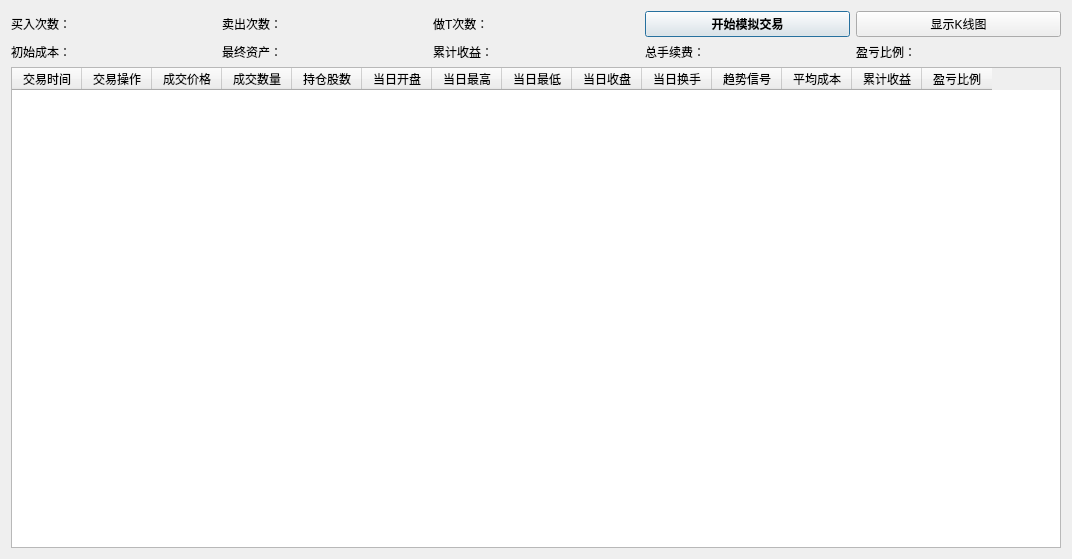
The window that QtDesign/TradeSimulator.ui (victor647/QuantumStockTrade) describes before a commit, drawn with Qt 5.
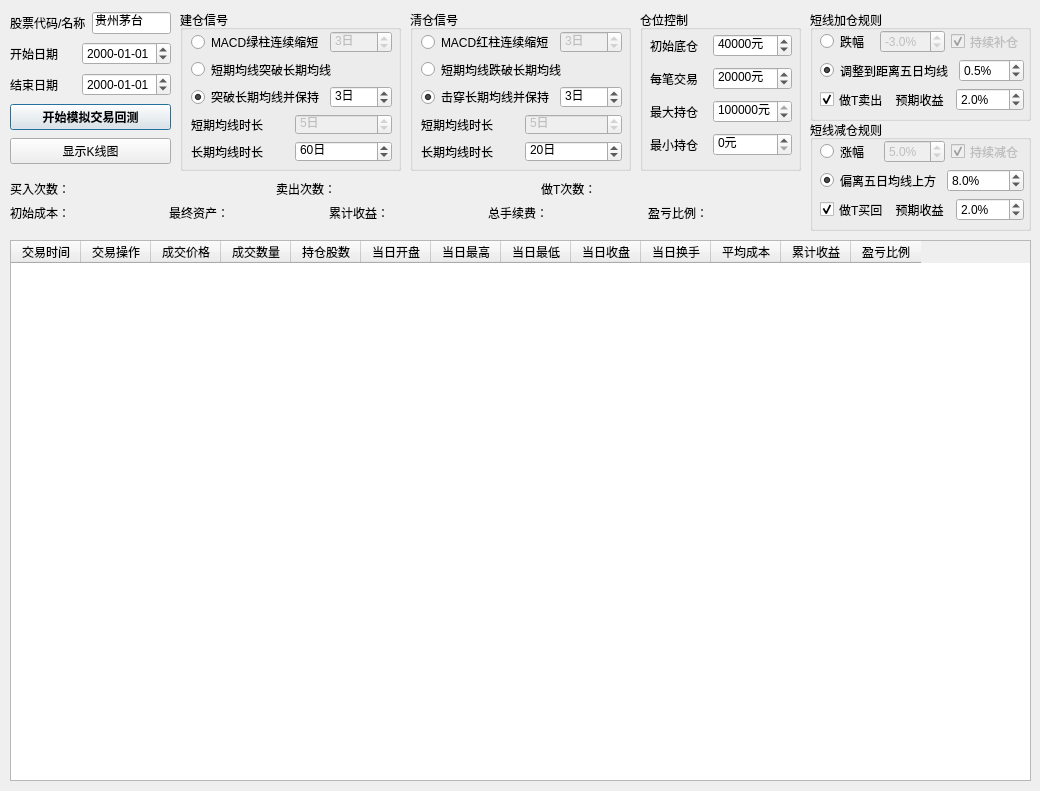
The same window after the commit.

Commit message: 修改模拟交易逻辑（未完成）

Diff of the .ui file:
```diff
--- a/QtDesign/TradeSimulator.ui
+++ b/QtDesign/TradeSimulator.ui
@@ -6,245 +6,1343 @@
    <rect>
     <x>0</x>
     <y>0</y>
-    <width>1072</width>
-    <height>559</height>
+    <width>1040</width>
+    <height>791</height>
    </rect>
   </property>
   <property name="windowTitle">
    <string>模拟交易</string>
   </property>
-  <layout class="QVBoxLayout" name="verticalLayout">
-   <item>
-    <layout class="QHBoxLayout" name="horizontalLayout">
-     <item>
-      <widget class="QLabel" name="lblBuyCount">
-       <property name="font">
-        <font>
-         <family>Helvetica</family>
-         <pointsize>9</pointsize>
-        </font>
-       </property>
-       <property name="text">
-        <string>买入次数：</string>
-       </property>
-      </widget>
-     </item>
-     <item>
-      <widget class="QLabel" name="lblSellCount">
-       <property name="font">
-        <font>
-         <family>Helvetica</family>
-         <pointsize>9</pointsize>
-        </font>
-       </property>
-       <property name="text">
-        <string>卖出次数：</string>
-       </property>
-      </widget>
-     </item>
-     <item>
-      <widget class="QLabel" name="lblSameDayPerformance">
-       <property name="font">
-        <font>
-         <family>Helvetica</family>
-         <pointsize>9</pointsize>
-        </font>
-       </property>
-       <property name="text">
-        <string>做T次数：</string>
-       </property>
-      </widget>
-     </item>
-     <item>
-      <widget class="QPushButton" name="btnStartTrading">
-       <property name="font">
-        <font>
-         <family>Helvetica</family>
-         <weight>75</weight>
-         <bold>true</bold>
-        </font>
-       </property>
-       <property name="text">
-        <string>开始模拟交易</string>
-       </property>
-      </widget>
-     </item>
-     <item>
-      <widget class="QPushButton" name="btnShowDiagram">
-       <property name="font">
-        <font>
-         <family>Helvetica</family>
-        </font>
-       </property>
-       <property name="text">
-        <string>显示K线图</string>
-       </property>
-      </widget>
-     </item>
-    </layout>
-   </item>
-   <item>
-    <layout class="QHBoxLayout" name="horizontalLayout_2">
-     <item>
-      <widget class="QLabel" name="lblOriginalInvestment">
-       <property name="font">
-        <font>
-         <family>Helvetica</family>
-         <pointsize>9</pointsize>
-        </font>
-       </property>
-       <property name="text">
-        <string>初始成本：</string>
-       </property>
-      </widget>
-     </item>
-     <item>
-      <widget class="QLabel" name="lblFinalAsset">
-       <property name="font">
-        <font>
-         <family>Helvetica</family>
-         <pointsize>9</pointsize>
-        </font>
-       </property>
-       <property name="text">
-        <string>最终资产：</string>
-       </property>
-      </widget>
-     </item>
-     <item>
-      <widget class="QLabel" name="lblTotalProfit">
-       <property name="font">
-        <font>
-         <family>Helvetica</family>
-         <pointsize>9</pointsize>
-        </font>
-       </property>
-       <property name="text">
-        <string>累计收益：</string>
-       </property>
-      </widget>
-     </item>
-     <item>
-      <widget class="QLabel" name="lblTotalFee">
-       <property name="font">
-        <font>
-         <family>Helvetica</family>
-         <pointsize>9</pointsize>
-        </font>
-       </property>
-       <property name="text">
-        <string>总手续费：</string>
-       </property>
-      </widget>
-     </item>
-     <item>
-      <widget class="QLabel" name="lblTotalReturn">
-       <property name="font">
-        <font>
-         <family>Helvetica</family>
-         <pointsize>9</pointsize>
-        </font>
-       </property>
-       <property name="text">
-        <string>盈亏比例：</string>
-       </property>
-      </widget>
-     </item>
-    </layout>
-   </item>
-   <item>
-    <widget class="QTableWidget" name="tblTradeHistory">
-     <property name="font">
-      <font>
-       <family>Helvetica</family>
-       <pointsize>9</pointsize>
-      </font>
-     </property>
-     <property name="rowCount">
-      <number>0</number>
-     </property>
-     <property name="columnCount">
-      <number>14</number>
-     </property>
-     <attribute name="horizontalHeaderDefaultSectionSize">
-      <number>70</number>
-     </attribute>
-     <attribute name="verticalHeaderDefaultSectionSize">
-      <number>25</number>
-     </attribute>
-     <column>
-      <property name="text">
-       <string>交易时间</string>
-      </property>
-     </column>
-     <column>
-      <property name="text">
-       <string>交易操作</string>
-      </property>
-     </column>
-     <column>
-      <property name="text">
-       <string>成交价格</string>
-      </property>
-     </column>
-     <column>
-      <property name="text">
-       <string>成交数量</string>
-      </property>
-     </column>
-     <column>
-      <property name="text">
-       <string>持仓股数</string>
-      </property>
-     </column>
-     <column>
-      <property name="text">
-       <string>当日开盘</string>
-      </property>
-     </column>
-     <column>
-      <property name="text">
-       <string>当日最高</string>
-      </property>
-     </column>
-     <column>
-      <property name="text">
-       <string>当日最低</string>
-      </property>
-     </column>
-     <column>
-      <property name="text">
-       <string>当日收盘</string>
-      </property>
-     </column>
-     <column>
-      <property name="text">
-       <string>当日换手</string>
-      </property>
-     </column>
-     <column>
-      <property name="text">
-       <string>趋势信号</string>
-      </property>
-     </column>
-     <column>
-      <property name="text">
-       <string>平均成本</string>
-      </property>
-     </column>
-     <column>
-      <property name="text">
-       <string>累计收益</string>
-      </property>
-     </column>
-     <column>
-      <property name="text">
-       <string>盈亏比例</string>
-      </property>
-     </column>
-    </widget>
-   </item>
-  </layout>
+  <widget class="QGroupBox" name="grpStartLogic">
+   <property name="geometry">
+    <rect>
+     <x>180</x>
+     <y>10</y>
+     <width>221</width>
+     <height>161</height>
+    </rect>
+   </property>
+   <property name="font">
+    <font>
+     <family>Helvetica</family>
+     <pointsize>9</pointsize>
+    </font>
+   </property>
+   <property name="title">
+    <string>建仓信号</string>
+   </property>
+   <widget class="QWidget" name="layoutWidget">
+    <property name="geometry">
+     <rect>
+      <x>11</x>
+      <y>21</y>
+      <width>201</width>
+      <height>131</height>
+     </rect>
+    </property>
+    <layout class="QVBoxLayout" name="verticalLayout_4">
+     <item>
+      <layout class="QHBoxLayout" name="horizontalLayout_10">
+       <item>
+        <widget class="QRadioButton" name="rbnStartByMacd">
+         <property name="text">
+          <string>MACD绿柱连续缩短</string>
+         </property>
+         <property name="checked">
+          <bool>false</bool>
+         </property>
+        </widget>
+       </item>
+       <item>
+        <widget class="QSpinBox" name="spbMacdStartDays">
+         <property name="enabled">
+          <bool>false</bool>
+         </property>
+         <property name="font">
+          <font>
+           <family>Helvetica</family>
+           <pointsize>9</pointsize>
+          </font>
+         </property>
+         <property name="suffix">
+          <string>日</string>
+         </property>
+         <property name="minimum">
+          <number>1</number>
+         </property>
+         <property name="maximum">
+          <number>10</number>
+         </property>
+         <property name="singleStep">
+          <number>1</number>
+         </property>
+         <property name="value">
+          <number>3</number>
+         </property>
+        </widget>
+       </item>
+      </layout>
+     </item>
+     <item>
+      <widget class="QRadioButton" name="rbnStartByMaCross">
+       <property name="text">
+        <string>短期均线突破长期均线</string>
+       </property>
+      </widget>
+     </item>
+     <item>
+      <layout class="QHBoxLayout" name="horizontalLayout_2">
+       <item>
+        <widget class="QRadioButton" name="rbnStartByMaBreak">
+         <property name="text">
+          <string>突破长期均线并保持</string>
+         </property>
+         <property name="checked">
+          <bool>true</bool>
+         </property>
+        </widget>
+       </item>
+       <item>
+        <widget class="QSpinBox" name="spbMaStartStayDays">
+         <property name="font">
+          <font>
+           <family>Helvetica</family>
+           <pointsize>9</pointsize>
+          </font>
+         </property>
+         <property name="suffix">
+          <string>日</string>
+         </property>
+         <property name="minimum">
+          <number>1</number>
+         </property>
+         <property name="maximum">
+          <number>10</number>
+         </property>
+         <property name="singleStep">
+          <number>1</number>
+         </property>
+         <property name="value">
+          <number>3</number>
+         </property>
+        </widget>
+       </item>
+      </layout>
+     </item>
+     <item>
+      <layout class="QHBoxLayout" name="horizontalLayout_11">
+       <item>
+        <widget class="QLabel" name="lblMaStartShort">
+         <property name="text">
+          <string>短期均线时长</string>
+         </property>
+        </widget>
+       </item>
+       <item>
+        <widget class="QSpinBox" name="spbMaBuyPeriodShort">
+         <property name="enabled">
+          <bool>false</bool>
+         </property>
+         <property name="font">
+          <font>
+           <family>Helvetica</family>
+           <pointsize>9</pointsize>
+          </font>
+         </property>
+         <property name="suffix">
+          <string>日</string>
+         </property>
+         <property name="minimum">
+          <number>3</number>
+         </property>
+         <property name="maximum">
+          <number>20</number>
+         </property>
+         <property name="singleStep">
+          <number>1</number>
+         </property>
+         <property name="value">
+          <number>5</number>
+         </property>
+        </widget>
+       </item>
+      </layout>
+     </item>
+     <item>
+      <layout class="QHBoxLayout" name="horizontalLayout_14">
+       <item>
+        <widget class="QLabel" name="lblMaStartLong">
+         <property name="text">
+          <string>长期均线时长</string>
+         </property>
+        </widget>
+       </item>
+       <item>
+        <widget class="QSpinBox" name="spbMaBuyPeriodLong">
+         <property name="font">
+          <font>
+           <family>Helvetica</family>
+           <pointsize>9</pointsize>
+          </font>
+         </property>
+         <property name="suffix">
+          <string>日</string>
+         </property>
+         <property name="minimum">
+          <number>10</number>
+         </property>
+         <property name="maximum">
+          <number>250</number>
+         </property>
+         <property name="singleStep">
+          <number>1</number>
+         </property>
+         <property name="value">
+          <number>60</number>
+         </property>
+        </widget>
+       </item>
+      </layout>
+     </item>
+    </layout>
+   </widget>
+  </widget>
+  <widget class="QGroupBox" name="grpShareAllowed">
+   <property name="geometry">
+    <rect>
+     <x>640</x>
+     <y>10</y>
+     <width>161</width>
+     <height>161</height>
+    </rect>
+   </property>
+   <property name="font">
+    <font>
+     <family>Helvetica</family>
+     <pointsize>9</pointsize>
+    </font>
+   </property>
+   <property name="title">
+    <string>仓位控制</string>
+   </property>
+   <widget class="QWidget" name="layoutWidget_2">
+    <property name="geometry">
+     <rect>
+      <x>10</x>
+      <y>20</y>
+      <width>142</width>
+      <height>131</height>
+     </rect>
+    </property>
+    <layout class="QVBoxLayout" name="verticalLayout_5">
+     <item>
+      <layout class="QHBoxLayout" name="horizontalLayout_5">
+       <item>
+        <widget class="QLabel" name="lblInitialShare">
+         <property name="font">
+          <font>
+           <family>Helvetica</family>
+           <pointsize>9</pointsize>
+          </font>
+         </property>
+         <property name="text">
+          <string>初始底仓</string>
+         </property>
+        </widget>
+       </item>
+       <item>
+        <widget class="QSpinBox" name="spbInitialInvestment">
+         <property name="font">
+          <font>
+           <family>Helvetica</family>
+           <pointsize>9</pointsize>
+          </font>
+         </property>
+         <property name="suffix">
+          <string>元</string>
+         </property>
+         <property name="minimum">
+          <number>1000</number>
+         </property>
+         <property name="maximum">
+          <number>1000000</number>
+         </property>
+         <property name="singleStep">
+          <number>1000</number>
+         </property>
+         <property name="value">
+          <number>40000</number>
+         </property>
+        </widget>
+       </item>
+      </layout>
+     </item>
+     <item>
+      <layout class="QHBoxLayout" name="horizontalLayout_6">
+       <item>
+        <widget class="QLabel" name="lblSharePerTrade">
+         <property name="font">
+          <font>
+           <family>Helvetica</family>
+           <pointsize>9</pointsize>
+          </font>
+         </property>
+         <property name="text">
+          <string>每笔交易</string>
+         </property>
+        </widget>
+       </item>
+       <item>
+        <widget class="QSpinBox" name="spbMoneyPerTrade">
+         <property name="font">
+          <font>
+           <family>Helvetica</family>
+           <pointsize>9</pointsize>
+          </font>
+         </property>
+         <property name="suffix">
+          <string>元</string>
+         </property>
+         <property name="minimum">
+          <number>1000</number>
+         </property>
+         <property name="maximum">
+          <number>1000000</number>
+         </property>
+         <property name="singleStep">
+          <number>1000</number>
+         </property>
+         <property name="value">
+          <number>20000</number>
+         </property>
+        </widget>
+       </item>
+      </layout>
+     </item>
+     <item>
+      <layout class="QHBoxLayout" name="horizontalLayout_7">
+       <item>
+        <widget class="QLabel" name="lblMaxShare">
+         <property name="font">
+          <font>
+           <family>Helvetica</family>
+           <pointsize>9</pointsize>
+          </font>
+         </property>
+         <property name="text">
+          <string>最大持仓</string>
+         </property>
+        </widget>
+       </item>
+       <item>
+        <widget class="QSpinBox" name="spbMaxHolding">
+         <property name="font">
+          <font>
+           <family>Helvetica</family>
+           <pointsize>9</pointsize>
+          </font>
+         </property>
+         <property name="suffix">
+          <string>元</string>
+         </property>
+         <property name="minimum">
+          <number>1000</number>
+         </property>
+         <property name="maximum">
+          <number>5000000</number>
+         </property>
+         <property name="singleStep">
+          <number>1000</number>
+         </property>
+         <property name="value">
+          <number>100000</number>
+         </property>
+        </widget>
+       </item>
+      </layout>
+     </item>
+     <item>
+      <layout class="QHBoxLayout" name="horizontalLayout_8">
+       <item>
+        <widget class="QLabel" name="lblMinShare">
+         <property name="font">
+          <font>
+           <family>Helvetica</family>
+           <pointsize>9</pointsize>
+          </font>
+         </property>
+         <property name="text">
+          <string>最小持仓</string>
+         </property>
+        </widget>
+       </item>
+       <item>
+        <widget class="QSpinBox" name="spbMinHolding">
+         <property name="font">
+          <font>
+           <family>Helvetica</family>
+           <pointsize>9</pointsize>
+          </font>
+         </property>
+         <property name="suffix">
+          <string>元</string>
+         </property>
+         <property name="minimum">
+          <number>0</number>
+         </property>
+         <property name="maximum">
+          <number>1000000</number>
+         </property>
+         <property name="singleStep">
+          <number>1000</number>
+         </property>
+         <property name="value">
+          <number>0</number>
+         </property>
+        </widget>
+       </item>
+      </layout>
+     </item>
+    </layout>
+   </widget>
+  </widget>
+  <widget class="QGroupBox" name="grpDailyBuyLogic">
+   <property name="geometry">
+    <rect>
+     <x>810</x>
+     <y>10</y>
+     <width>221</width>
+     <height>111</height>
+    </rect>
+   </property>
+   <property name="font">
+    <font>
+     <family>Helvetica</family>
+     <pointsize>9</pointsize>
+    </font>
+   </property>
+   <property name="title">
+    <string>短线加仓规则</string>
+   </property>
+   <widget class="QWidget" name="layoutWidget_3">
+    <property name="geometry">
+     <rect>
+      <x>10</x>
+      <y>20</y>
+      <width>204</width>
+      <height>81</height>
+     </rect>
+    </property>
+    <property name="font">
+     <font>
+      <family>Helvetica</family>
+      <pointsize>9</pointsize>
+     </font>
+    </property>
+    <layout class="QVBoxLayout" name="verticalLayout_3">
+     <item>
+      <layout class="QHBoxLayout" name="horizontalLayout_3">
+       <item>
+        <widget class="QRadioButton" name="rbnBuyByPercentChange">
+         <property name="text">
+          <string>跌幅</string>
+         </property>
+        </widget>
+       </item>
+       <item>
+        <widget class="QDoubleSpinBox" name="spbBuyPoint">
+         <property name="enabled">
+          <bool>false</bool>
+         </property>
+         <property name="font">
+          <font>
+           <family>Helvetica</family>
+           <pointsize>9</pointsize>
+          </font>
+         </property>
+         <property name="suffix">
+          <string>%</string>
+         </property>
+         <property name="decimals">
+          <number>1</number>
+         </property>
+         <property name="minimum">
+          <double>-10.000000000000000</double>
+         </property>
+         <property name="maximum">
+          <double>0.000000000000000</double>
+         </property>
+         <property name="singleStep">
+          <double>0.100000000000000</double>
+         </property>
+         <property name="value">
+          <double>-3.000000000000000</double>
+         </property>
+        </widget>
+       </item>
+       <item>
+        <widget class="QCheckBox" name="cbxSameDayBuyAgain">
+         <property name="enabled">
+          <bool>false</bool>
+         </property>
+         <property name="font">
+          <font>
+           <family>Helvetica</family>
+           <pointsize>9</pointsize>
+          </font>
+         </property>
+         <property name="text">
+          <string>持续补仓</string>
+         </property>
+         <property name="checked">
+          <bool>true</bool>
+         </property>
+        </widget>
+       </item>
+      </layout>
+     </item>
+     <item>
+      <layout class="QHBoxLayout" name="horizontalLayout_13">
+       <item>
+        <widget class="QRadioButton" name="rbnBuyByMa5">
+         <property name="text">
+          <string>调整到距离五日均线</string>
+         </property>
+         <property name="checked">
+          <bool>true</bool>
+         </property>
+        </widget>
+       </item>
+       <item>
+        <widget class="QDoubleSpinBox" name="spbMa5BuyThreshold">
+         <property name="font">
+          <font>
+           <family>Helvetica</family>
+           <pointsize>9</pointsize>
+          </font>
+         </property>
+         <property name="suffix">
+          <string>%</string>
+         </property>
+         <property name="decimals">
+          <number>1</number>
+         </property>
+         <property name="minimum">
+          <double>0.000000000000000</double>
+         </property>
+         <property name="maximum">
+          <double>5.000000000000000</double>
+         </property>
+         <property name="singleStep">
+          <double>0.100000000000000</double>
+         </property>
+         <property name="value">
+          <double>0.500000000000000</double>
+         </property>
+        </widget>
+       </item>
+      </layout>
+     </item>
+     <item>
+      <layout class="QHBoxLayout" name="horizontalLayout_9">
+       <item>
+        <widget class="QCheckBox" name="cbxAllowSameDayTradeBuy">
+         <property name="font">
+          <font>
+           <family>Helvetica</family>
+           <pointsize>9</pointsize>
+          </font>
+         </property>
+         <property name="text">
+          <string>做T卖出    预期收益</string>
+         </property>
+         <property name="checked">
+          <bool>true</bool>
+         </property>
+        </widget>
+       </item>
+       <item>
+        <widget class="QDoubleSpinBox" name="spbSameDayProfitBuy">
+         <property name="font">
+          <font>
+           <family>Helvetica</family>
+           <pointsize>9</pointsize>
+          </font>
+         </property>
+         <property name="suffix">
+          <string>%</string>
+         </property>
+         <property name="decimals">
+          <number>1</number>
+         </property>
+         <property name="minimum">
+          <double>-10.000000000000000</double>
+         </property>
+         <property name="maximum">
+          <double>10.000000000000000</double>
+         </property>
+         <property name="singleStep">
+          <double>0.100000000000000</double>
+         </property>
+         <property name="value">
+          <double>2.000000000000000</double>
+         </property>
+        </widget>
+       </item>
+      </layout>
+     </item>
+    </layout>
+   </widget>
+  </widget>
+  <widget class="QGroupBox" name="grpEndLogic">
+   <property name="geometry">
+    <rect>
+     <x>410</x>
+     <y>10</y>
+     <width>221</width>
+     <height>161</height>
+    </rect>
+   </property>
+   <property name="font">
+    <font>
+     <family>Helvetica</family>
+     <pointsize>9</pointsize>
+    </font>
+   </property>
+   <property name="title">
+    <string>清仓信号</string>
+   </property>
+   <widget class="QWidget" name="layoutWidget_5">
+    <property name="geometry">
+     <rect>
+      <x>11</x>
+      <y>21</y>
+      <width>201</width>
+      <height>131</height>
+     </rect>
+    </property>
+    <layout class="QVBoxLayout" name="verticalLayout_7">
+     <item>
+      <layout class="QHBoxLayout" name="horizontalLayout_18">
+       <item>
+        <widget class="QRadioButton" name="rbnEndByMacd">
+         <property name="text">
+          <string>MACD红柱连续缩短</string>
+         </property>
+         <property name="checked">
+          <bool>false</bool>
+         </property>
+        </widget>
+       </item>
+       <item>
+        <widget class="QSpinBox" name="spbMacdEndDays">
+         <property name="enabled">
+          <bool>false</bool>
+         </property>
+         <property name="font">
+          <font>
+           <family>Helvetica</family>
+           <pointsize>9</pointsize>
+          </font>
+         </property>
+         <property name="suffix">
+          <string>日</string>
+         </property>
+         <property name="minimum">
+          <number>1</number>
+         </property>
+         <property name="maximum">
+          <number>10</number>
+         </property>
+         <property name="singleStep">
+          <number>1</number>
+         </property>
+         <property name="value">
+          <number>3</number>
+         </property>
+        </widget>
+       </item>
+      </layout>
+     </item>
+     <item>
+      <widget class="QRadioButton" name="rbnEndByMaCross">
+       <property name="text">
+        <string>短期均线跌破长期均线</string>
+       </property>
+      </widget>
+     </item>
+     <item>
+      <layout class="QHBoxLayout" name="horizontalLayout_19">
+       <item>
+        <widget class="QRadioButton" name="rbnEndByMaBreak">
+         <property name="text">
+          <string>击穿长期均线并保持</string>
+         </property>
+         <property name="checked">
+          <bool>true</bool>
+         </property>
+        </widget>
+       </item>
+       <item>
+        <widget class="QSpinBox" name="spbMaEndStayDays">
+         <property name="font">
+          <font>
+           <family>Helvetica</family>
+           <pointsize>9</pointsize>
+          </font>
+         </property>
+         <property name="suffix">
+          <string>日</string>
+         </property>
+         <property name="minimum">
+          <number>1</number>
+         </property>
+         <property name="maximum">
+          <number>10</number>
+         </property>
+         <property name="singleStep">
+          <number>1</number>
+         </property>
+         <property name="value">
+          <number>3</number>
+         </property>
+        </widget>
+       </item>
+      </layout>
+     </item>
+     <item>
+      <layout class="QHBoxLayout" name="horizontalLayout_20">
+       <item>
+        <widget class="QLabel" name="lblMaEndShort">
+         <property name="text">
+          <string>短期均线时长</string>
+         </property>
+        </widget>
+       </item>
+       <item>
+        <widget class="QSpinBox" name="spbMaSellPeriodShort">
+         <property name="enabled">
+          <bool>false</bool>
+         </property>
+         <property name="font">
+          <font>
+           <family>Helvetica</family>
+           <pointsize>9</pointsize>
+          </font>
+         </property>
+         <property name="suffix">
+          <string>日</string>
+         </property>
+         <property name="minimum">
+          <number>3</number>
+         </property>
+         <property name="maximum">
+          <number>20</number>
+         </property>
+         <property name="singleStep">
+          <number>1</number>
+         </property>
+         <property name="value">
+          <number>5</number>
+         </property>
+        </widget>
+       </item>
+      </layout>
+     </item>
+     <item>
+      <layout class="QHBoxLayout" name="horizontalLayout_21">
+       <item>
+        <widget class="QLabel" name="lblMaEndLong">
+         <property name="text">
+          <string>长期均线时长</string>
+         </property>
+        </widget>
+       </item>
+       <item>
+        <widget class="QSpinBox" name="spbMaSellPeriodLong">
+         <property name="font">
+          <font>
+           <family>Helvetica</family>
+           <pointsize>9</pointsize>
+          </font>
+         </property>
+         <property name="suffix">
+          <string>日</string>
+         </property>
+         <property name="minimum">
+          <number>10</number>
+         </property>
+         <property name="maximum">
+          <number>250</number>
+         </property>
+         <property name="singleStep">
+          <number>1</number>
+         </property>
+         <property name="value">
+          <number>20</number>
+         </property>
+        </widget>
+       </item>
+      </layout>
+     </item>
+    </layout>
+   </widget>
+  </widget>
+  <widget class="QGroupBox" name="grpDailySellLogic">
+   <property name="geometry">
+    <rect>
+     <x>810</x>
+     <y>120</y>
+     <width>221</width>
+     <height>111</height>
+    </rect>
+   </property>
+   <property name="font">
+    <font>
+     <family>Helvetica</family>
+     <pointsize>9</pointsize>
+    </font>
+   </property>
+   <property name="title">
+    <string>短线减仓规则</string>
+   </property>
+   <widget class="QWidget" name="layoutWidget_6">
+    <property name="geometry">
+     <rect>
+      <x>10</x>
+      <y>20</y>
+      <width>204</width>
+      <height>81</height>
+     </rect>
+    </property>
+    <property name="font">
+     <font>
+      <family>Helvetica</family>
+      <pointsize>9</pointsize>
+     </font>
+    </property>
+    <layout class="QVBoxLayout" name="verticalLayout_8">
+     <item>
+      <layout class="QHBoxLayout" name="horizontalLayout_4">
+       <item>
+        <widget class="QRadioButton" name="rbnSellByPercentChange">
+         <property name="text">
+          <string>涨幅</string>
+         </property>
+        </widget>
+       </item>
+       <item>
+        <widget class="QDoubleSpinBox" name="spbSellPoint">
+         <property name="enabled">
+          <bool>false</bool>
+         </property>
+         <property name="font">
+          <font>
+           <family>Helvetica</family>
+           <pointsize>9</pointsize>
+          </font>
+         </property>
+         <property name="suffix">
+          <string>%</string>
+         </property>
+         <property name="decimals">
+          <number>1</number>
+         </property>
+         <property name="minimum">
+          <double>0.000000000000000</double>
+         </property>
+         <property name="maximum">
+          <double>10.000000000000000</double>
+         </property>
+         <property name="singleStep">
+          <double>0.100000000000000</double>
+         </property>
+         <property name="value">
+          <double>5.000000000000000</double>
+         </property>
+        </widget>
+       </item>
+       <item>
+        <widget class="QCheckBox" name="cbxSameDaySellAgain">
+         <property name="enabled">
+          <bool>false</bool>
+         </property>
+         <property name="font">
+          <font>
+           <family>Helvetica</family>
+           <pointsize>9</pointsize>
+          </font>
+         </property>
+         <property name="text">
+          <string>持续减仓</string>
+         </property>
+         <property name="checked">
+          <bool>true</bool>
+         </property>
+        </widget>
+       </item>
+      </layout>
+     </item>
+     <item>
+      <layout class="QHBoxLayout" name="horizontalLayout_22">
+       <item>
+        <widget class="QRadioButton" name="rbnSellByMa5">
+         <property name="text">
+          <string>偏离五日均线上方</string>
+         </property>
+         <property name="checked">
+          <bool>true</bool>
+         </property>
+        </widget>
+       </item>
+       <item>
+        <widget class="QDoubleSpinBox" name="spbMa5SellThreshold">
+         <property name="font">
+          <font>
+           <family>Helvetica</family>
+           <pointsize>9</pointsize>
+          </font>
+         </property>
+         <property name="suffix">
+          <string>%</string>
+         </property>
+         <property name="decimals">
+          <number>1</number>
+         </property>
+         <property name="minimum">
+          <double>5.000000000000000</double>
+         </property>
+         <property name="maximum">
+          <double>20.000000000000000</double>
+         </property>
+         <property name="singleStep">
+          <double>0.100000000000000</double>
+         </property>
+         <property name="value">
+          <double>8.000000000000000</double>
+         </property>
+        </widget>
+       </item>
+      </layout>
+     </item>
+     <item>
+      <layout class="QHBoxLayout" name="horizontalLayout_23">
+       <item>
+        <widget class="QCheckBox" name="cbxAllowSameDayTradeSell">
+         <property name="font">
+          <font>
+           <family>Helvetica</family>
+           <pointsize>9</pointsize>
+          </font>
+         </property>
+         <property name="text">
+          <string>做T买回    预期收益</string>
+         </property>
+         <property name="checked">
+          <bool>true</bool>
+         </property>
+        </widget>
+       </item>
+       <item>
+        <widget class="QDoubleSpinBox" name="spbSameDayProfitSell">
+         <property name="font">
+          <font>
+           <family>Helvetica</family>
+           <pointsize>9</pointsize>
+          </font>
+         </property>
+         <property name="suffix">
+          <string>%</string>
+         </property>
+         <property name="decimals">
+          <number>1</number>
+         </property>
+         <property name="minimum">
+          <double>-10.000000000000000</double>
+         </property>
+         <property name="maximum">
+          <double>10.000000000000000</double>
+         </property>
+         <property name="singleStep">
+          <double>0.100000000000000</double>
+         </property>
+         <property name="value">
+          <double>2.000000000000000</double>
+         </property>
+        </widget>
+       </item>
+      </layout>
+     </item>
+    </layout>
+   </widget>
+  </widget>
+  <widget class="QWidget" name="layoutWidget">
+   <property name="geometry">
+    <rect>
+     <x>10</x>
+     <y>10</y>
+     <width>161</width>
+     <height>161</height>
+    </rect>
+   </property>
+   <layout class="QVBoxLayout" name="verticalLayout">
+    <item>
+     <layout class="QHBoxLayout" name="horizontalLayout">
+      <item>
+       <widget class="QLabel" name="lblStockNumber">
+        <property name="maximumSize">
+         <size>
+          <width>100</width>
+          <height>16777215</height>
+         </size>
+        </property>
+        <property name="font">
+         <font>
+          <family>Helvetica</family>
+          <pointsize>9</pointsize>
+         </font>
+        </property>
+        <property name="text">
+         <string>股票代码/名称</string>
+        </property>
+       </widget>
+      </item>
+      <item>
+       <widget class="QLineEdit" name="iptStockNumber">
+        <property name="maximumSize">
+         <size>
+          <width>100</width>
+          <height>16777215</height>
+         </size>
+        </property>
+        <property name="font">
+         <font>
+          <family>Helvetica</family>
+          <pointsize>9</pointsize>
+         </font>
+        </property>
+        <property name="text">
+         <string>贵州茅台</string>
+        </property>
+        <property name="maxLength">
+         <number>6</number>
+        </property>
+       </widget>
+      </item>
+     </layout>
+    </item>
+    <item>
+     <layout class="QHBoxLayout" name="horizontalLayout_24">
+      <item>
+       <widget class="QLabel" name="lblStartDate">
+        <property name="maximumSize">
+         <size>
+          <width>100</width>
+          <height>16777215</height>
+         </size>
+        </property>
+        <property name="font">
+         <font>
+          <family>Helvetica</family>
+          <pointsize>9</pointsize>
+         </font>
+        </property>
+        <property name="text">
+         <string>开始日期</string>
+        </property>
+       </widget>
+      </item>
+      <item>
+       <widget class="QDateEdit" name="dteStart">
+        <property name="specialValueText">
+         <string/>
+        </property>
+        <property name="displayFormat">
+         <string>yyyy-MM-dd</string>
+        </property>
+       </widget>
+      </item>
+     </layout>
+    </item>
+    <item>
+     <layout class="QHBoxLayout" name="horizontalLayout_25">
+      <item>
+       <widget class="QLabel" name="lblEndDate">
+        <property name="maximumSize">
+         <size>
+          <width>100</width>
+          <height>16777215</height>
+         </size>
+        </property>
+        <property name="font">
+         <font>
+          <family>Helvetica</family>
+          <pointsize>9</pointsize>
+         </font>
+        </property>
+        <property name="text">
+         <string>结束日期</string>
+        </property>
+       </widget>
+      </item>
+      <item>
+       <widget class="QDateEdit" name="dteEnd">
+        <property name="specialValueText">
+         <string/>
+        </property>
+        <property name="displayFormat">
+         <string>yyyy-MM-dd</string>
+        </property>
+       </widget>
+      </item>
+     </layout>
+    </item>
+    <item>
+     <widget class="QPushButton" name="btnStartTrading">
+      <property name="font">
+       <font>
+        <family>Helvetica</family>
+        <pointsize>9</pointsize>
+        <weight>75</weight>
+        <bold>true</bold>
+       </font>
+      </property>
+      <property name="text">
+       <string>开始模拟交易回测</string>
+      </property>
+     </widget>
+    </item>
+    <item>
+     <widget class="QPushButton" name="btnShowDiagram">
+      <property name="font">
+       <font>
+        <family>Helvetica</family>
+       </font>
+      </property>
+      <property name="text">
+       <string>显示K线图</string>
+      </property>
+     </widget>
+    </item>
+   </layout>
+  </widget>
+  <widget class="QTableWidget" name="tblTradeHistory">
+   <property name="geometry">
+    <rect>
+     <x>10</x>
+     <y>240</y>
+     <width>1021</width>
+     <height>541</height>
+    </rect>
+   </property>
+   <property name="font">
+    <font>
+     <family>Helvetica</family>
+     <pointsize>9</pointsize>
+    </font>
+   </property>
+   <property name="rowCount">
+    <number>0</number>
+   </property>
+   <property name="columnCount">
+    <number>13</number>
+   </property>
+   <attribute name="horizontalHeaderDefaultSectionSize">
+    <number>70</number>
+   </attribute>
+   <attribute name="verticalHeaderDefaultSectionSize">
+    <number>25</number>
+   </attribute>
+   <column>
+    <property name="text">
+     <string>交易时间</string>
+    </property>
+   </column>
+   <column>
+    <property name="text">
+     <string>交易操作</string>
+    </property>
+   </column>
+   <column>
+    <property name="text">
+     <string>成交价格</string>
+    </property>
+   </column>
+   <column>
+    <property name="text">
+     <string>成交数量</string>
+    </property>
+   </column>
+   <column>
+    <property name="text">
+     <string>持仓股数</string>
+    </property>
+   </column>
+   <column>
+    <property name="text">
+     <string>当日开盘</string>
+    </property>
+   </column>
+   <column>
+    <property name="text">
+     <string>当日最高</string>
+    </property>
+   </column>
+   <column>
+    <property name="text">
+     <string>当日最低</string>
+    </property>
+   </column>
+   <column>
+    <property name="text">
+     <string>当日收盘</string>
+    </property>
+   </column>
+   <column>
+    <property name="text">
+     <string>当日换手</string>
+    </property>
+   </column>
+   <column>
+    <property name="text">
+     <string>平均成本</string>
+    </property>
+   </column>
+   <column>
+    <property name="text">
+     <string>累计收益</string>
+    </property>
+   </column>
+   <column>
+    <property name="text">
+     <string>盈亏比例</string>
+    </property>
+   </column>
+  </widget>
+  <widget class="QWidget" name="layoutWidget">
+   <property name="geometry">
+    <rect>
+     <x>10</x>
+     <y>180</y>
+     <width>791</width>
+     <height>42</height>
+    </rect>
+   </property>
+   <layout class="QVBoxLayout" name="verticalLayout_2">
+    <item>
+     <layout class="QHBoxLayout" name="horizontalLayout_12">
+      <item>
+       <widget class="QLabel" name="lblBuyCount">
+        <property name="font">
+         <font>
+          <family>Helvetica</family>
+          <pointsize>9</pointsize>
+         </font>
+        </property>
+        <property name="text">
+         <string>买入次数：</string>
+        </property>
+       </widget>
+      </item>
+      <item>
+       <widget class="QLabel" name="lblSellCount">
+        <property name="font">
+         <font>
+          <family>Helvetica</family>
+          <pointsize>9</pointsize>
+         </font>
+        </property>
+        <property name="text">
+         <string>卖出次数：</string>
+        </property>
+       </widget>
+      </item>
+      <item>
+       <widget class="QLabel" name="lblSameDayPerformance">
+        <property name="font">
+         <font>
+          <family>Helvetica</family>
+          <pointsize>9</pointsize>
+         </font>
+        </property>
+        <property name="text">
+         <string>做T次数：</string>
+        </property>
+       </widget>
+      </item>
+     </layout>
+    </item>
+    <item>
+     <layout class="QHBoxLayout" name="horizontalLayout_15">
+      <item>
+       <widget class="QLabel" name="lblOriginalInvestment">
+        <property name="font">
+         <font>
+          <family>Helvetica</family>
+          <pointsize>9</pointsize>
+         </font>
+        </property>
+        <property name="text">
+         <string>初始成本：</string>
+        </property>
+       </widget>
+      </item>
+      <item>
+       <widget class="QLabel" name="lblFinalAsset">
+        <property name="font">
+         <font>
+          <family>Helvetica</family>
+          <pointsize>9</pointsize>
+         </font>
+        </property>
+        <property name="text">
+         <string>最终资产：</string>
+        </property>
+       </widget>
+      </item>
+      <item>
+       <widget class="QLabel" name="lblTotalProfit">
+        <property name="font">
+         <font>
+          <family>Helvetica</family>
+          <pointsize>9</pointsize>
+         </font>
+        </property>
+        <property name="text">
+         <string>累计收益：</string>
+        </property>
+       </widget>
+      </item>
+      <item>
+       <widget class="QLabel" name="lblTotalFee">
+        <property name="font">
+         <font>
+          <family>Helvetica</family>
+          <pointsize>9</pointsize>
+         </font>
+        </property>
+        <property name="text">
+         <string>总手续费：</string>
+        </property>
+       </widget>
+      </item>
+      <item>
+       <widget class="QLabel" name="lblTotalReturn">
+        <property name="font">
+         <font>
+          <family>Helvetica</family>
+          <pointsize>9</pointsize>
+         </font>
+        </property>
+        <property name="text">
+         <string>盈亏比例：</string>
+        </property>
+       </widget>
+      </item>
+     </layout>
+    </item>
+   </layout>
+  </widget>
  </widget>
  <resources/>
  <connections>
```
Left out of the diff: 283 changed lines with no effect on the pictures. The commit also changes 15 other files.
